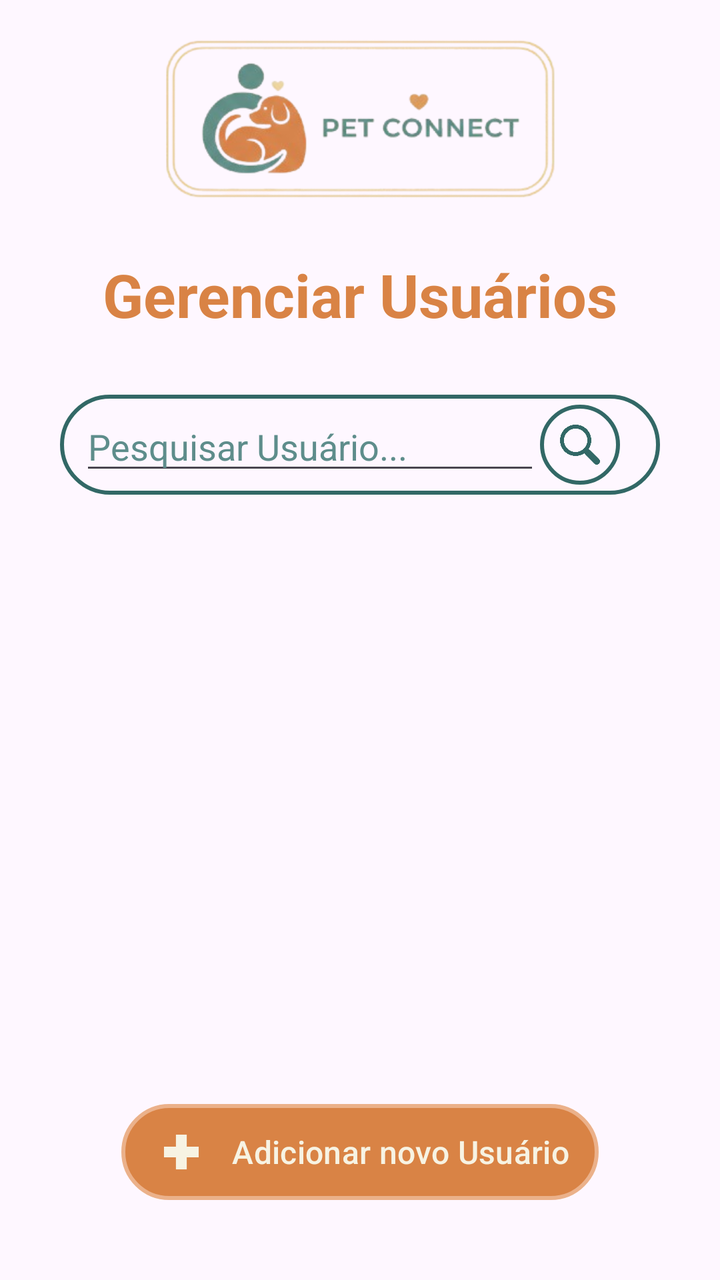
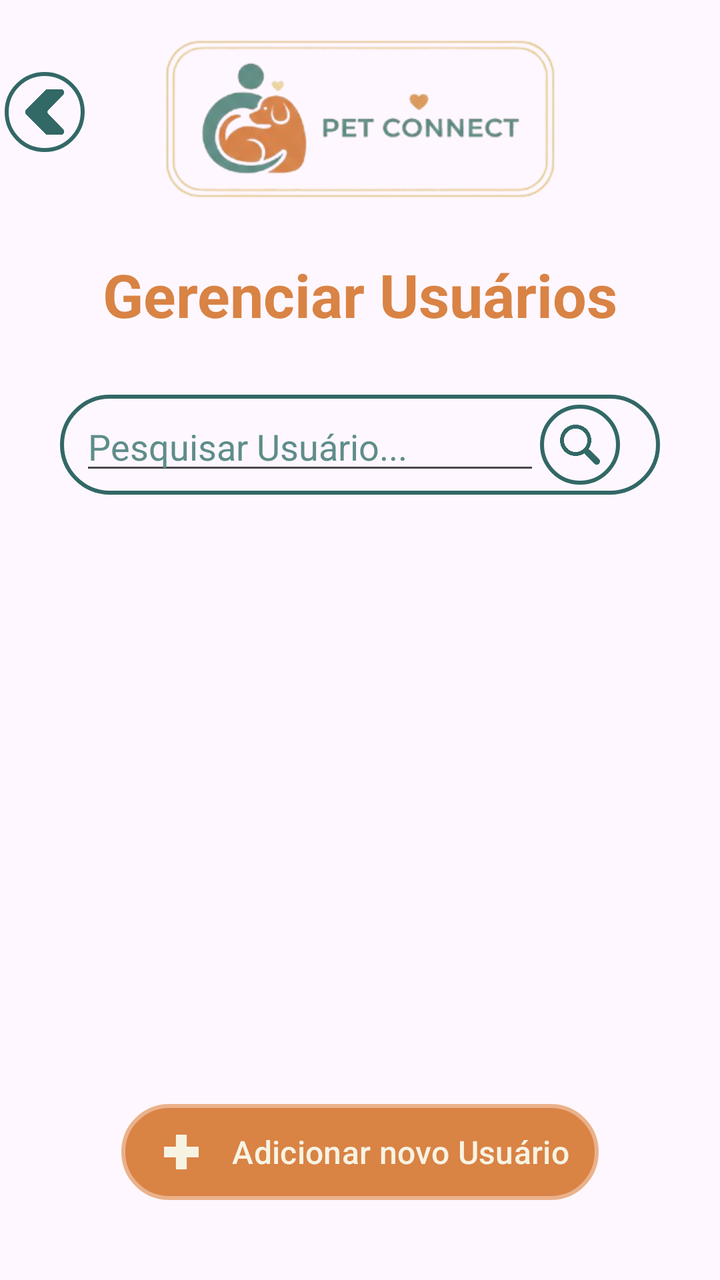

The first picture is an Android layout as it rendered before a commit; the second is the same layout after the commit. The layout source and the unified diff follow.
<!-- AndroidManifest.xml: application theme Theme.Android -->
<!-- res/layout/activity_users_management.xml -->
<?xml version="1.0" encoding="utf-8"?>
<androidx.constraintlayout.widget.ConstraintLayout xmlns:android="http://schemas.android.com/apk/res/android"
    xmlns:app="http://schemas.android.com/apk/res-auto"
    xmlns:tools="http://schemas.android.com/tools"
    android:id="@+id/main"
    android:layout_width="match_parent"
    android:layout_height="match_parent"
    tools:context=".ui.user.byAll.UsersManagementActivity">

    <TextView
        android:id="@+id/textView6"
        android:layout_width="wrap_content"
        android:layout_height="wrap_content"
        android:layout_marginTop="24dp"
        android:text="@string/textUsers"
        android:textColor="@color/orange"
        android:textSize="30sp"
        android:textStyle="bold"
        app:layout_constraintEnd_toEndOf="parent"
        app:layout_constraintStart_toStartOf="parent"
        app:layout_constraintTop_toBottomOf="@+id/imageView3" />

    <ImageView
        android:id="@+id/imageView3"
        android:layout_width="271dp"
        android:layout_height="87dp"
        android:layout_marginTop="16dp"
        android:scaleType="centerCrop"
        app:layout_constraintEnd_toEndOf="parent"
        app:layout_constraintStart_toStartOf="parent"
        app:layout_constraintTop_toTopOf="parent"
        app:srcCompat="@drawable/img_logo_straight" />

    <LinearLayout
        android:id="@+id/linearLayout2"
        android:layout_width="match_parent"
        android:layout_height="wrap_content"
        android:layout_marginStart="30dp"
        android:layout_marginTop="30dp"
        android:layout_marginEnd="30dp"
        android:background="@drawable/bg_input_blue"
        android:orientation="horizontal"
        android:paddingLeft="10dp"
        android:paddingTop="5dp"
        android:paddingRight="10dp"
        android:paddingBottom="5dp"
        app:layout_constraintEnd_toEndOf="parent"
        app:layout_constraintStart_toStartOf="parent"
        app:layout_constraintTop_toBottomOf="@+id/textView6">

        <EditText
            android:id="@+id/txSearchBar_users"
            android:layout_width="wrap_content"
            android:layout_height="40dp"
            android:layout_weight="1"
            android:ems="10"
            android:hint="@string/textInputSearch"
            android:inputType="text"
            android:textColor="@color/blue"
            android:textColorHint="@color/blue" />

        <ImageButton
            android:id="@+id/btnSearch_users"
            android:layout_width="40dp"
            android:layout_height="40dp"
            android:layout_marginRight="10dp"
            android:layout_weight="0"
            android:background="@drawable/bg_input_blue"
            android:padding="10dp"
            android:scaleType="centerCrop"
            android:tint="@color/blueDark"
            app:srcCompat="@drawable/ic_magnifier" />
    </LinearLayout>

    <androidx.recyclerview.widget.RecyclerView
        android:id="@+id/rvUsers"
        android:layout_width="match_parent"
        android:layout_height="0dp"
        android:layout_marginStart="30dp"
        android:layout_marginTop="20dp"
        android:layout_marginEnd="30dp"
        android:layout_marginBottom="10dp"
        app:layout_constraintBottom_toTopOf="@+id/llBtnAdd_users"
        app:layout_constraintEnd_toEndOf="parent"
        app:layout_constraintStart_toStartOf="parent"
        app:layout_constraintTop_toBottomOf="@+id/linearLayout2" />

    <LinearLayout
        android:id="@+id/llBtnAdd_users"
        android:layout_width="wrap_content"
        android:layout_height="wrap_content"
        android:layout_marginBottom="40dp"
        android:background="@drawable/bg_btn_orange"
        android:gravity="center"
        android:orientation="horizontal"
        android:paddingLeft="10dp"
        android:paddingRight="10dp"
        app:layout_constraintBottom_toBottomOf="parent"
        app:layout_constraintEnd_toEndOf="parent"
        app:layout_constraintStart_toStartOf="parent">

        <ImageView
            android:id="@+id/imageView12"
            android:layout_width="40dp"
            android:layout_height="40dp"
            android:layout_weight="0"
            android:tint="@color/beige"
            app:srcCompat="@drawable/ic_add" />

        <Button
            android:id="@+id/button2"
            android:layout_width="wrap_content"
            android:layout_height="wrap_content"
            android:layout_weight="0"
            android:backgroundTint="@android:color/transparent"
            android:paddingLeft="5dp"
            android:paddingRight="5dp"
            android:text="@string/textAddUsers"
            android:textColor="@color/beige"
            android:textSize="16sp"
            app:cornerRadius="0dp"
            app:layout_constraintBottom_toBottomOf="parent"
            app:layout_constraintEnd_toEndOf="parent"
            app:layout_constraintStart_toStartOf="parent" />
    </LinearLayout>

</androidx.constraintlayout.widget.ConstraintLayout>
<!-- resources referenced by this layout -->
<resources>
  <color name="beige">#F7F3E3</color>
  <color name="blue">#5E8D8B</color>
  <color name="blueDark">#326866</color>
  <color name="orange">#D98345</color>
  <!-- drawable bg_btn_orange (drawable) -->
  <?xml version="1.0" encoding="utf-8"?>
  <shape xmlns:android="http://schemas.android.com/apk/res/android"
      android:shape="rectangle">
  
      <solid android:color="#D98345"/>
      <stroke
          android:width="2dp"
          android:color="#EBB18A" />
  
      <corners android:radius="80dp"/>
  </shape>
  <!-- drawable bg_input_blue (drawable) -->
  <?xml version="1.0" encoding="utf-8"?>
  <shape xmlns:android="http://schemas.android.com/apk/res/android"
      android:shape="rectangle">
  
      <stroke
          android:width="2dp"
          android:color="#326866" />
      <corners android:radius="50dp"/>
  </shape>
  <!-- drawable ic_add: png bitmap (drawable, 9780 bytes) -->
  <!-- drawable ic_magnifier: png bitmap (drawable, 57111 bytes) -->
  <!-- drawable img_logo_straight: png bitmap (drawable, 63200 bytes) -->
  <string name="textAddUsers">Adicionar novo Usuário</string>
  <string name="textInputSearch">Pesquisar Usuário...</string>
  <string name="textUsers">Gerenciar Usuários</string>
  <style name="Theme.Android" parent="Base.Theme.Android" />
  <style name="Base.Theme.Android" parent="Theme.Material3.DayNight.NoActionBar">
          
          
      </style>
</resources>

<!-- the commit's change to res/layout/activity_users_management.xml (unified diff, before → after) -->
@@ -5,7 +5,21 @@
     android:id="@+id/main"
     android:layout_width="match_parent"
     android:layout_height="match_parent"
-    tools:context=".ui.user.byAll.UsersManagementActivity">
+    tools:context=".ui.user.users.UsersManagementActivity">
+
+    <ImageButton
+        android:id="@+id/imageButton2"
+        android:layout_width="40dp"
+        android:layout_height="40dp"
+        android:layout_marginTop="36dp"
+        android:background="@drawable/bg_input_blue"
+        android:padding="7dp"
+        android:scaleType="centerCrop"
+        android:tint="@color/blueDark"
+        app:layout_constraintEnd_toStartOf="@+id/imageView3"
+        app:layout_constraintStart_toStartOf="parent"
+        app:layout_constraintTop_toTopOf="parent"
+        app:srcCompat="@drawable/ic_back" />
 
     <TextView
         android:id="@+id/textView6"
@@ -56,7 +70,7 @@
             android:ems="10"
             android:hint="@string/textInputSearch"
             android:inputType="text"
-            android:textColor="@color/blue"
+            android:textColor="@color/orange"
             android:textColorHint="@color/blue" />
 
         <ImageButton
<!-- resource entries referenced after the edit -->
@@ -27,6 +27,7 @@
       <corners android:radius="50dp"/>
   </shape>
   <!-- drawable ic_add: png bitmap (drawable, 9780 bytes) -->
+  <!-- drawable ic_back: png bitmap (drawable, 34847 bytes) -->
   <!-- drawable ic_magnifier: png bitmap (drawable, 57111 bytes) -->
   <!-- drawable img_logo_straight: png bitmap (drawable, 63200 bytes) -->
   <string name="textAddUsers">Adicionar novo Usuário</string>
